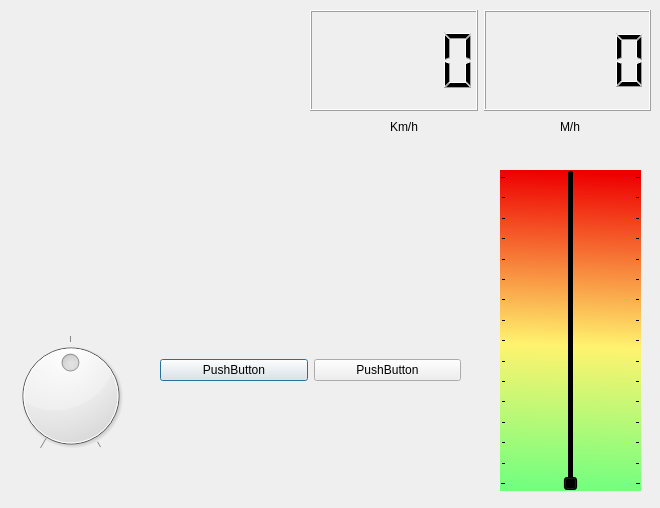
Above: DashBoard/dashboard/dialog.ui from amaurisur/PruebasQT before the change. Below: the same form after it.
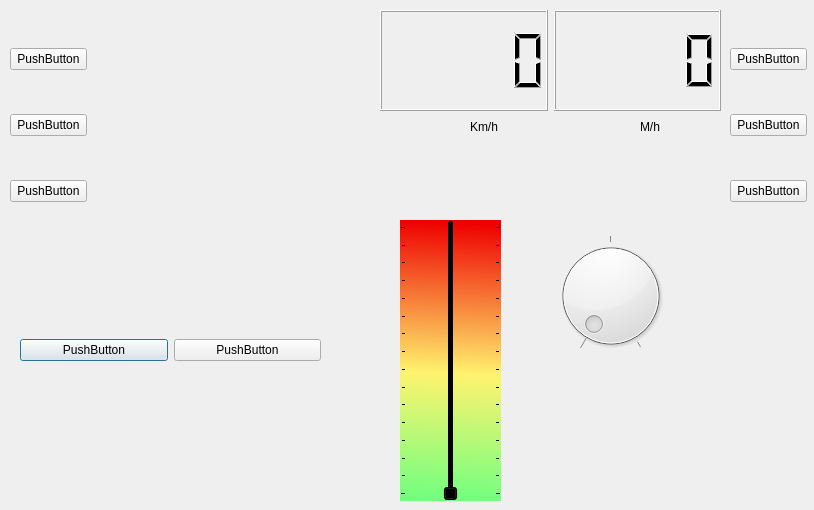
That is the form after the change.

The edit to the form file:
```diff
--- a/DashBoard/dashboard/dialog.ui
+++ b/DashBoard/dashboard/dialog.ui
@@ -6,8 +6,8 @@
    <rect>
     <x>0</x>
     <y>0</y>
-    <width>660</width>
-    <height>508</height>
+    <width>814</width>
+    <height>510</height>
    </rect>
   </property>
   <property name="windowTitle">
@@ -16,8 +16,8 @@
   <widget class="QWidget" name="horizontalLayoutWidget_2">
    <property name="geometry">
     <rect>
-     <x>160</x>
-     <y>310</y>
+     <x>20</x>
+     <y>290</y>
      <width>301</width>
      <height>121</height>
     </rect>
@@ -54,8 +54,8 @@
   <widget class="QDial" name="dial">
    <property name="geometry">
     <rect>
-     <x>10</x>
-     <y>330</y>
+     <x>550</x>
+     <y>230</y>
      <width>121</width>
      <height>131</height>
     </rect>
@@ -63,11 +63,17 @@
    <property name="mouseTracking">
     <bool>false</bool>
    </property>
+   <property name="autoFillBackground">
+    <bool>true</bool>
+   </property>
    <property name="maximum">
     <number>2</number>
    </property>
    <property name="value">
-    <number>1</number>
+    <number>0</number>
+   </property>
+   <property name="sliderPosition">
+    <number>0</number>
    </property>
    <property name="tracking">
     <bool>true</bool>
@@ -79,7 +85,7 @@
   <widget class="QWidget" name="horizontalLayoutWidget">
    <property name="geometry">
     <rect>
-     <x>310</x>
+     <x>380</x>
      <y>10</y>
      <width>341</width>
      <height>101</height>
@@ -97,7 +103,7 @@
   <widget class="QLabel" name="label_kmh">
    <property name="geometry">
     <rect>
-     <x>390</x>
+     <x>470</x>
      <y>120</y>
      <width>47</width>
      <height>13</height>
@@ -110,7 +116,7 @@
   <widget class="QLabel" name="label_mph">
    <property name="geometry">
     <rect>
-     <x>560</x>
+     <x>640</x>
      <y>120</y>
      <width>47</width>
      <height>13</height>
@@ -123,10 +129,10 @@
   <widget class="QSlider" name="palanca">
    <property name="geometry">
     <rect>
-     <x>500</x>
-     <y>170</y>
-     <width>141</width>
-     <height>321</height>
+     <x>400</x>
+     <y>220</y>
+     <width>101</width>
+     <height>281</height>
     </rect>
    </property>
    <property name="palette">
@@ -493,7 +499,7 @@
   <widget class="QWidget" name="verticalLayoutWidget">
    <property name="geometry">
     <rect>
-     <x>10</x>
+     <x>90</x>
      <y>10</y>
      <width>281</width>
      <height>231</height>
@@ -501,6 +507,72 @@
    </property>
    <layout class="QVBoxLayout" name="verticalLayout"/>
   </widget>
+  <widget class="QWidget" name="verticalLayoutWidget_2">
+   <property name="geometry">
+    <rect>
+     <x>10</x>
+     <y>10</y>
+     <width>77</width>
+     <height>231</height>
+    </rect>
+   </property>
+   <layout class="QVBoxLayout" name="layout_BotonesPuertaIzq">
+    <item>
+     <widget class="QPushButton" name="button_izq_azul">
+      <property name="text">
+       <string>PushButton</string>
+      </property>
+     </widget>
+    </item>
+    <item>
+     <widget class="QPushButton" name="button_izq_rojo">
+      <property name="text">
+       <string>PushButton</string>
+      </property>
+     </widget>
+    </item>
+    <item>
+     <widget class="QPushButton" name="button_izq_verde">
+      <property name="text">
+       <string>PushButton</string>
+      </property>
+     </widget>
+    </item>
+   </layout>
+  </widget>
+  <widget class="QWidget" name="verticalLayoutWidget_4">
+   <property name="geometry">
+    <rect>
+     <x>730</x>
+     <y>10</y>
+     <width>77</width>
+     <height>231</height>
+    </rect>
+   </property>
+   <layout class="QVBoxLayout" name="layout_botonesPuertaDer">
+    <item>
+     <widget class="QPushButton" name="botton_der_azul">
+      <property name="text">
+       <string>PushButton</string>
+      </property>
+     </widget>
+    </item>
+    <item>
+     <widget class="QPushButton" name="botton_der_rojo">
+      <property name="text">
+       <string>PushButton</string>
+      </property>
+     </widget>
+    </item>
+    <item>
+     <widget class="QPushButton" name="boton_der_verde">
+      <property name="text">
+       <string>PushButton</string>
+      </property>
+     </widget>
+    </item>
+   </layout>
+  </widget>
  </widget>
  <resources/>
  <connections/>
```
Left out of the diff: 8 changed lines with no effect on the pictures.
